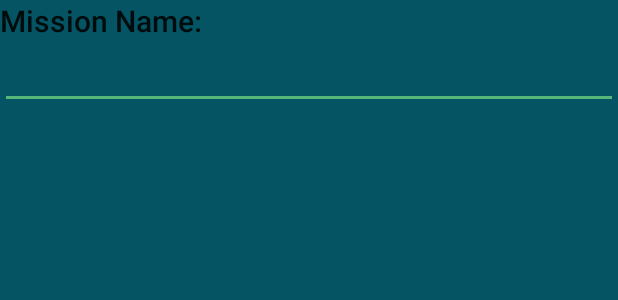
After one commit to Need2Revolt/LEMP, an Android app: the layout mission_input_dialog.xml on its own in the app's theme, with its tools: preview values and no code run, on a phone screen of 412 x 824 dp. The commit adds this screen. Shown: the top 300 px of the screen. Run offline under Robolectric (Android 15) with nearby library versions, the phone set to English and light mode, and no system bars.

Commit message:
Adding add mission listener, pun intended

```diff
--- a/app/src/main/java/net/octopusstudios/carnospace/lemp/MissionsListerActivity.java
+++ b/app/src/main/java/net/octopusstudios/carnospace/lemp/MissionsListerActivity.java
@@ -14,6 +14,7 @@ import android.widget.AdapterView;
 import android.widget.ListView;
 
 import net.octopusstudios.carnospace.lemp.adapters.MissionsAdapter;
+import net.octopusstudios.carnospace.lemp.listener.AddMissionListener;
 import net.octopusstudios.carnospace.lemp.pojo.Mission;
 
 import java.util.ArrayList;
@@ -42,8 +43,7 @@ public class MissionsListerActivity extends AppCompatActivity {
         missionsList.setAdapter(missionsAdapter);
 
         final Context ctx = this;
-        //TODO restore this
-        //fab.setOnClickListener(new AddMissionListener(ctx, missions, missionsAdapter));
+        fab.setOnClickListener(new AddMissionListener(ctx, missions, missionsAdapter));
 
         //experimental
         missionsList.setOnItemClickListener(new AdapterView.OnItemClickListener(){
--- a/app/src/main/res/layout/content_missions_lister.xml
+++ b/app/src/main/res/layout/content_missions_lister.xml
@@ -20,6 +20,5 @@
         android:id="@+id/missionsListView"
         android:headerDividersEnabled="true"
         android:footerDividersEnabled="true"
-        android:background="?attr/colorPrimary"
         style="@style/Widget.AppCompat.ListView" />
 </RelativeLayout>
--- /dev/null
+++ b/app/src/main/res/layout/mission_input_dialog.xml
@@ -0,0 +1,28 @@
+<?xml version="1.0" encoding="utf-8"?>
+<LinearLayout xmlns:android="http://schemas.android.com/apk/res/android"
+    xmlns:tools="http://schemas.android.com/tools"
+    android:orientation="vertical" android:layout_width="match_parent"
+    android:layout_height="match_parent"
+    android:background="?attr/colorPrimary"
+    android:id="@+id/missionInput">
+
+    <TextView
+        android:text="Mission Name:"
+        android:layout_width="match_parent"
+        android:layout_height="wrap_content"
+        android:id="@+id/missionNameLabel"
+        tools:text="Mission Name:"
+        android:contentDescription="Mission Name:"
+        android:textAppearance="@style/TextAppearance.AppCompat.Title" />
+
+    <EditText
+        android:layout_width="match_parent"
+        android:layout_height="wrap_content"
+        android:inputType="textCapWords"
+        android:ems="10"
+        android:id="@+id/missionNameEdit"
+        style="@style/Widget.AppCompat.EditText"
+        android:maxLines="1"
+        android:selectAllOnFocus="true" />
+
+</LinearLayout>
```
Also changed, not shown: app/src/main/java/net/octopusstudios/carnospace/lemp/listener/AddMissionListener.java (added, +69 -0 lines).
